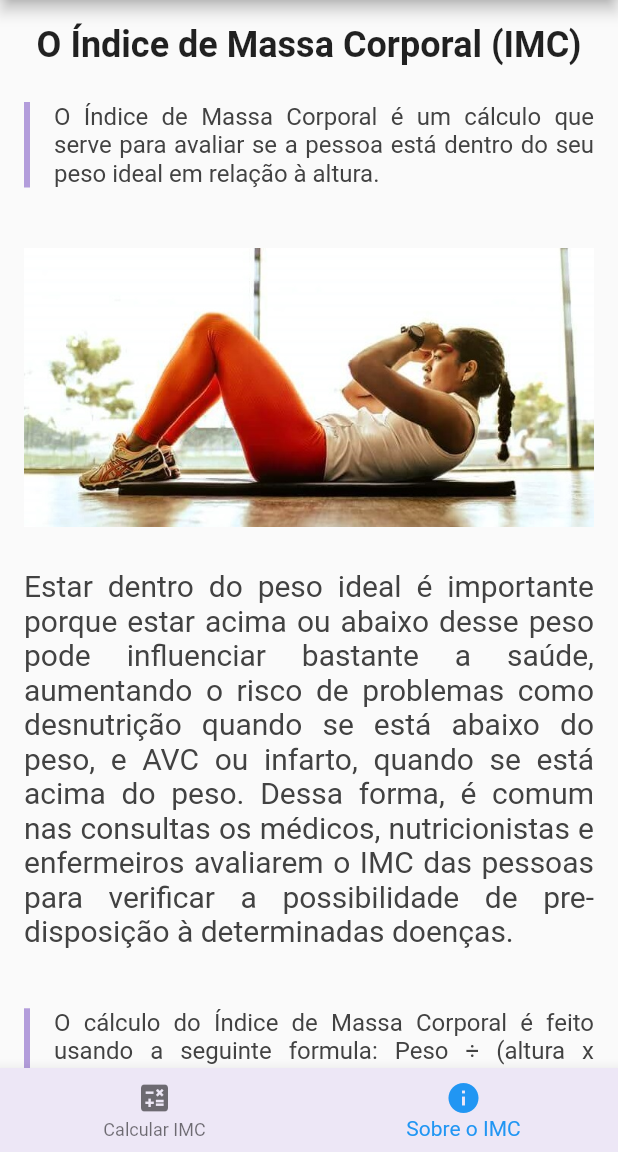
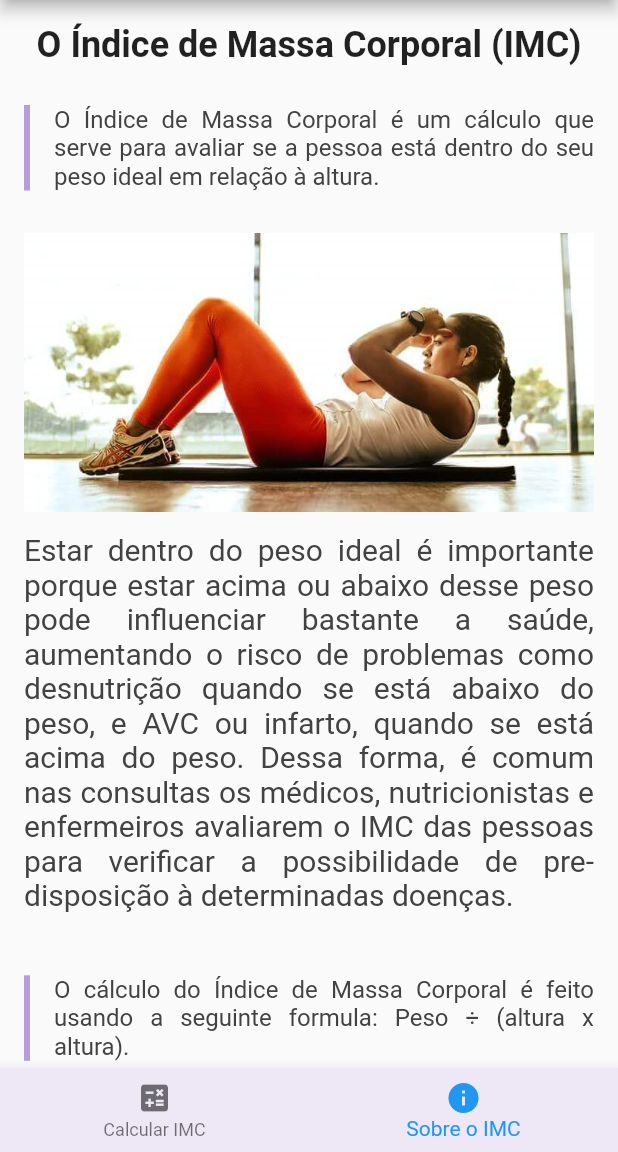
Before and after one commit to Gabriel-S-Souza/imc_calculator_with_flutter, a Flutter app: the screen it shows after launch, swiped to page 2, on a phone screen of 412 x 824 dp, the part 84-1236 px from its top. Run offline on Flutter 3.47's test engine with Material 2 defaults, Android fonts, the phone set to English and light mode, and no system bars.

Commit message:
create and implement custom_image widget

```diff
--- a/lib/pages/imc_info.dart
+++ b/lib/pages/imc_info.dart
@@ -1,4 +1,5 @@
 import 'package:calculadora_de_imc/contents/text_contents.dart';
+import 'package:calculadora_de_imc/widgets/custom_image.dart';
 import 'package:calculadora_de_imc/widgets/custom_left_border_text.dart';
 import 'package:calculadora_de_imc/widgets/custom_title.dart';
 import 'package:flutter/material.dart';
@@ -22,13 +23,7 @@ class _ImcInfoPageState extends State<ImcInfoPage> {
             children: [
               const CustomTitle(text: "O Índice de Massa Corporal (IMC)"),
               CustomLeftBorderText(text: getTextContents("subtitle")),
-              Padding(
-                padding: const EdgeInsets.only(top: 28, bottom: 28),
-                child: Image.asset(
-                  "assets/images/exercicio-fisico.jpg",
-                  width: MediaQuery.of(context).size.width,
-                ),
-              ),
+              const CustomImage(path: "assets/images/exercicio-fisico.jpg"),
               Padding(
                 padding: const EdgeInsets.only(bottom: 28),
                 child: Text(
@@ -52,13 +47,7 @@ class _ImcInfoPageState extends State<ImcInfoPage> {
                   ),
                 ),
               ),
-              Padding(
-                padding: const EdgeInsets.only(top: 28, bottom: 28),
-                child: Image.asset(
-                  "assets/images/tabela-imc.jpg",
-                  width: MediaQuery.of(context).size.width,
-                ),
-              ),
+              const CustomImage(path: "assets/images/tabela-imc.jpg"),
               Padding(
                 padding: const EdgeInsets.only(bottom: 28),
                 child: Text(
--- /dev/null
+++ b/lib/widgets/custom_image.dart
@@ -0,0 +1,21 @@
+import 'package:flutter/material.dart';
+
+class CustomImage extends StatelessWidget {
+  final String path;
+
+  const CustomImage({
+    Key? key,
+    required this.path
+  }) : super(key: key);
+
+  @override
+  Widget build(BuildContext context) {
+    return Padding(
+      padding: const EdgeInsets.only(top: 14, bottom: 14),
+      child: Image.asset(
+        path,
+        width: MediaQuery.of(context).size.width,
+      ),
+    );
+  }
+}
--- a/lib/widgets/custom_left_border_text.dart
+++ b/lib/widgets/custom_left_border_text.dart
@@ -10,7 +10,7 @@ class CustomLeftBorderText extends StatelessWidget {
   @override
   Widget build(BuildContext context) {
     return Container(
-      margin: const EdgeInsets.only(top: 12, bottom: 12),
+      margin: const EdgeInsets.only(top: 14, bottom: 14),
       decoration: BoxDecoration(
           border: Border(
               left: BorderSide(
```
